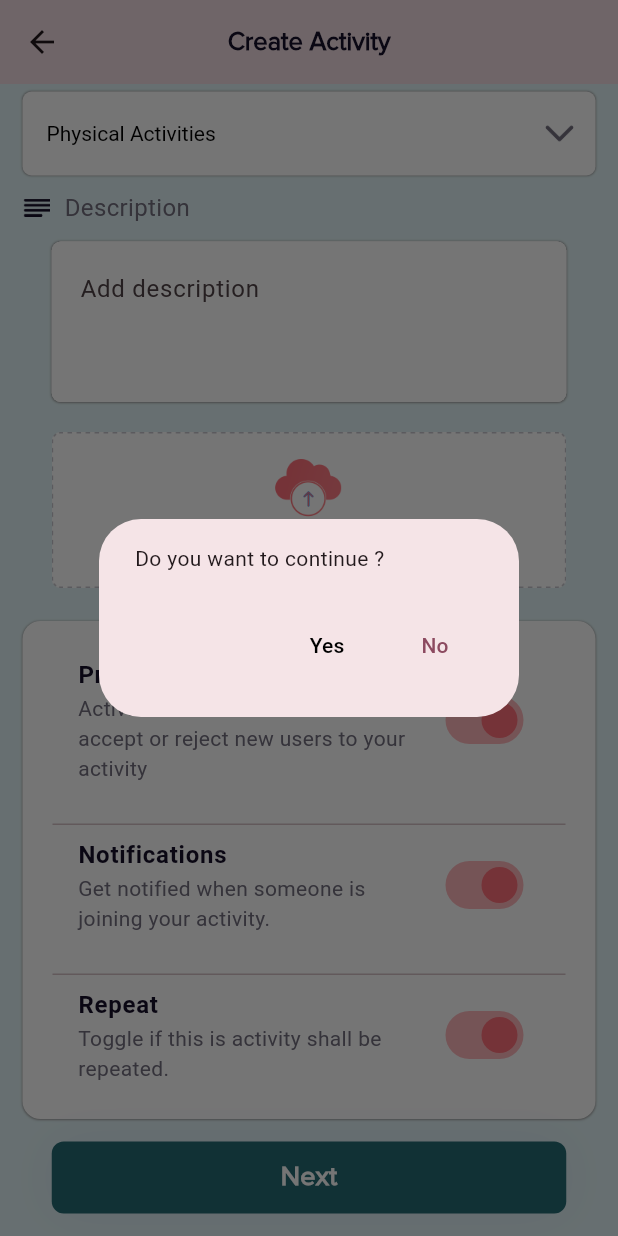
After one commit to fwdAndroid/join-again, a Flutter app: the CreateActivity screen opened directly, scrolled down 146 dp, after a tap on "Next", on a phone screen of 412 x 824 dp. The commit adds this screen. Run offline on Flutter 3.47's test engine with Material 2 defaults, Android fonts, the phone set to English and light mode, and no system bars; our stand-ins replace animated_splash_screen, cloud_firestore, country_code_picker, file_picker, firebase_auth, firebase_core and 16 more; missing offline and left inert: encrypt, flutter_google_places_hoc081098, google_api_headers, google_maps_webservice, paginate_firestore, phone_form_field; accounts and stored records are empty.

Commit message:
Activity Code Refactor

```diff
--- a/lib/screens/activities/create_activity.dart
+++ b/lib/screens/activities/create_activity.dart
@@ -3,6 +3,7 @@ import 'dart:typed_data';
 import 'package:flutter/material.dart';
 import 'package:image_picker/image_picker.dart';
 import 'package:join/widgets/buttons.dart';
+import 'package:join/widgets/dialog.dart';
 import 'package:join/widgets/image_uploading_widget.dart';
 
 import 'activity/next_activity_page.dart';
@@ -427,15 +428,9 @@ class _CreateActivityState extends State<CreateActivity> {
       context: context,
       barrierDismissible: false, // user must tap button!
       builder: (BuildContext context) {
-        return AlertDialog(
-          content: SingleChildScrollView(
-            child: ListBody(
-              children: <Widget>[
-                Text('Do you want to continue ?'),
-              ],
-            ),
-          ),
-          actions: <Widget>[
+        return Dialogs(
+          title: "Do you want to continue ?",
+          fl: [
             TextButton(
               child: const Text(
                 'Yes',
@@ -464,14 +459,10 @@ class _CreateActivityState extends State<CreateActivity> {
               },
             ),
             TextButton(
-              child: const Text(
-                'No',
-                style: TextStyle(color: Colors.black),
-              ),
-              onPressed: () {
-                Navigator.of(context).pop();
-              },
-            ),
+                onPressed: () {
+                  Navigator.of(context).pop();
+                },
+                child: Text("No"))
           ],
         );
       },
--- /dev/null
+++ b/lib/widgets/dialog.dart
@@ -0,0 +1,21 @@
+import 'package:flutter/material.dart';
+
+class Dialogs extends StatelessWidget {
+  final String? title;
+  final List<Widget>? fl;
+
+  const Dialogs({super.key, this.title, this.fl});
+
+  @override
+  Widget build(BuildContext context) {
+    return AlertDialog(
+        content: SingleChildScrollView(
+          child: ListBody(
+            children: <Widget>[
+              Text("$title"),
+            ],
+          ),
+        ),
+        actions: fl);
+  }
+}
```
Also changed, not shown: lib/screens/activities/activity/next_activity_page.dart (+6 -19 lines).
